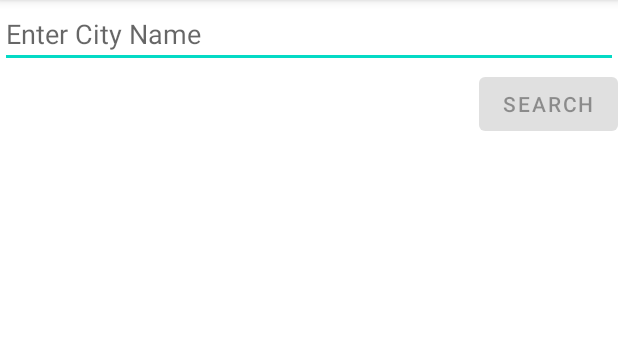
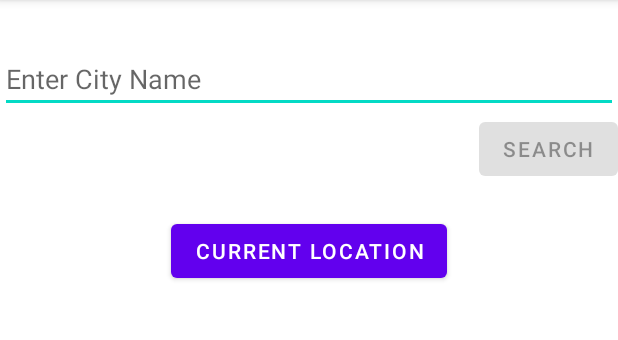
Before and after one commit to madhumallika/MyWeather, an Android app: the screen it shows after launch (MainActivity), on a phone screen of 412 x 824 dp, the part 84-424 px from its top. Run offline under Robolectric (Android 15) with nearby library versions, the phone set to English and light mode, and no system bars; our stand-ins replace Dagger/Hilt's generated code.

Commit message:
fix crashes because of location manager staying alive after fragment show weather image

```diff
--- a/app/build.gradle
+++ b/app/build.gradle
@@ -41,6 +41,9 @@ android {
 
 dependencies {
 
+    //Picasso
+    implementation 'com.squareup.picasso:picasso:2.71828'
+
     implementation 'androidx.core:core-ktx:1.10.1'
     implementation 'androidx.appcompat:appcompat:1.6.1'
     implementation 'com.google.android.material:material:1.9.0'
--- a/app/src/main/AndroidManifest.xml
+++ b/app/src/main/AndroidManifest.xml
@@ -2,7 +2,10 @@
 <manifest xmlns:android="http://schemas.android.com/apk/res/android"
     xmlns:tools="http://schemas.android.com/tools">
 
+    <uses-permission android:name="android.permission.ACCESS_COARSE_LOCATION" />
+    <uses-permission android:name="android.permission.ACCESS_FINE_LOCATION" />
     <uses-permission android:name="android.permission.INTERNET" />
+
     <application
         android:allowBackup="true"
         android:name=".di.WeatherApplication"
--- a/app/src/main/java/com/madhu/myweather/WeatherInfoFragment.kt
+++ b/app/src/main/java/com/madhu/myweather/WeatherInfoFragment.kt
@@ -7,6 +7,7 @@ import android.view.ViewGroup
 import androidx.fragment.app.Fragment
 import androidx.fragment.app.viewModels
 import com.madhu.myweather.databinding.FragmentWeatherInfoBinding
+import com.squareup.picasso.Picasso
 import dagger.hilt.android.AndroidEntryPoint
 
 @AndroidEntryPoint
@@ -37,6 +38,7 @@ class WeatherInfoFragment : Fragment() {
             binding.txtDescription.text = it.weatherDescription
             binding.txtTempHigh.text = it.highTemperature.toString()
             binding.txtTempLow.text = it.lowTemperature.toString()
+            Picasso.get().load(it.icon).into(binding.imgWeatherIcon)
             binding.progressBarWeatherInfo.visibility = View.GONE
         }
     }
--- a/app/src/main/java/com/madhu/myweather/useCases/data/WeatherInfo.kt
+++ b/app/src/main/java/com/madhu/myweather/useCases/data/WeatherInfo.kt
@@ -6,5 +6,6 @@ data class WeatherInfo(
     val weatherDescription: String,
     val highTemperature: Double,
     val lowTemperature: Double,
-    val humidity: Int
+    val humidity: Int,
+    val icon: String
 )
--- a/app/src/main/res/layout/fragment_enter_city.xml
+++ b/app/src/main/res/layout/fragment_enter_city.xml
@@ -16,6 +16,7 @@
         android:autofillHints="true"
         android:digits="abcdefghijklmnopqrstuvwxyz ABCDEFGHIJKLMNOPQRSTUVWXYZ"
         android:inputType="text"
+        android:layout_marginTop="30dp"
         app:layout_constraintTop_toTopOf="parent" />
 
     <Button
@@ -26,6 +27,17 @@
         android:enabled="false"
         app:layout_constraintEnd_toEndOf="parent"
         app:layout_constraintTop_toBottomOf="@+id/editTextCity" />
+
+    <Button
+        android:id="@+id/btnCurrentLocation"
+        android:layout_width="wrap_content"
+        android:layout_height="wrap_content"
+        android:layout_marginTop="20dp"
+        android:enabled="true"
+        android:text="@string/current_location"
+        app:layout_constraintEnd_toEndOf="parent"
+        app:layout_constraintStart_toStartOf="parent"
+        app:layout_constraintTop_toBottomOf="@id/btnSearch" />
 
     <ProgressBar
         android:id="@+id/progressBarEnterCity"
--- a/app/src/main/res/values/strings.xml
+++ b/app/src/main/res/values/strings.xml
@@ -4,4 +4,5 @@
     <string name="hello_blank_fragment">Hello blank fragment</string>
     <string name="enter_city_name">Enter City Name</string>
     <string name="search">Search</string>
+    <string name="current_location">Current Location</string>
 </resources>
```
Also changed, not shown: app/src/main/java/com/madhu/myweather/EnterCityFragment.kt (+92 -33 lines), app/src/main/java/com/madhu/myweather/useCases/GetWeatherInfoUseCase.kt (+6 -1 lines), app/src/main/res/layout/fragment_weather_info.xml (+11 -1 lines).
